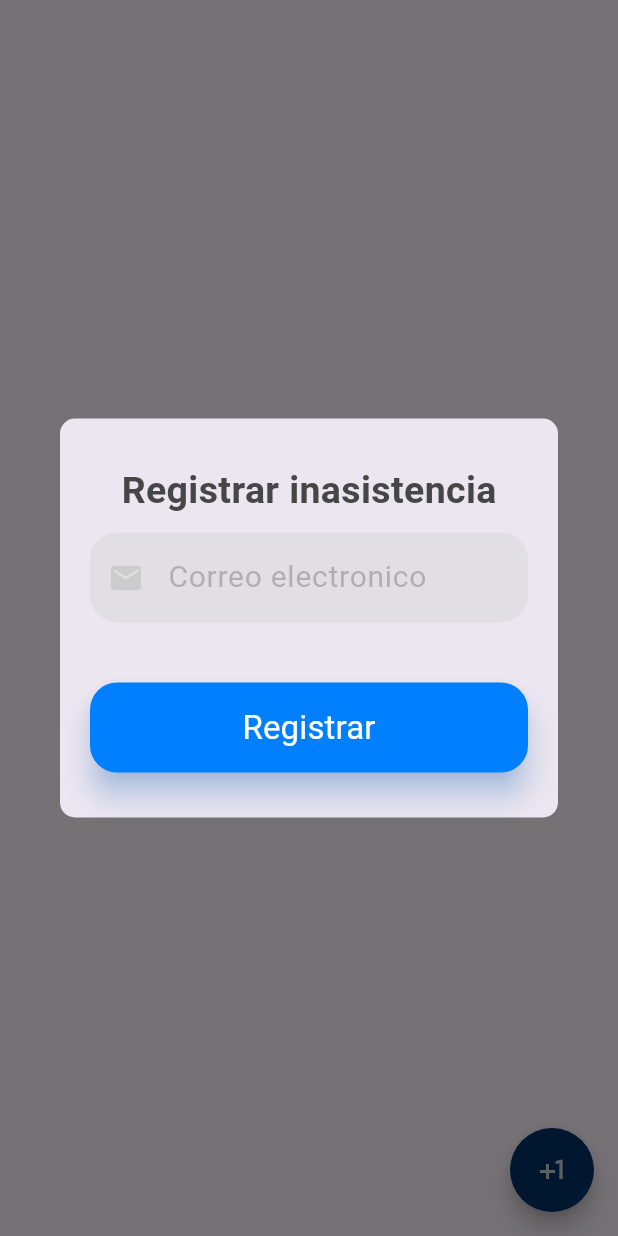
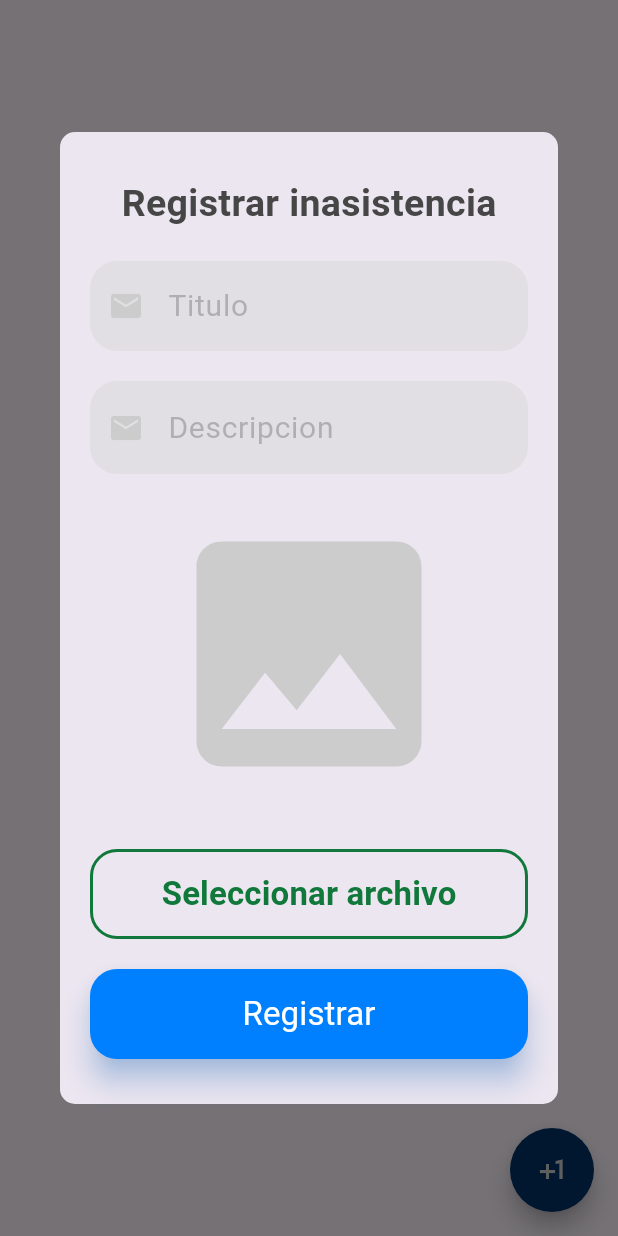
Before and after one commit to Yhiriend/recdat, a Flutter app: the AttendanceView screen opened directly, after a tap on the "plus one" icon, on a phone screen of 412 x 824 dp. Run offline on Flutter 3.47's test engine with Material 3 defaults, Android fonts, the phone set to English and light mode, and no system bars; drawn by our look-alikes of flutter_speed_dial; our stand-ins replace cloud_firestore, file_picker, firebase_auth, firebase_core, firebase_storage, google_nav_bar and 3 more; missing offline and left inert: flutter_pdfview; accounts and stored records are empty.

Commit message:
:sparkles: attendance: create attendance and save to a specific teacher

```diff
--- /dev/null
+++ b/lib/modules/attendance/model/attendance.model.dart
@@ -0,0 +1,39 @@
+class Attendance {
+  String uuid;
+  String title;
+  String description;
+  String createdAt;
+  String filepath;
+  String type;
+
+  Attendance({
+    required this.uuid,
+    required this.title,
+    required this.description,
+    required this.createdAt,
+    required this.filepath,
+    required this.type,
+  });
+
+  factory Attendance.fromMap(Map<String, dynamic> map) {
+    return Attendance(
+      uuid: map['uuid'] ?? '',
+      title: map['title'] ?? '',
+      description: map['description'] ?? '',
+      createdAt: map['createdAt'] ?? '',
+      filepath: map['filepath'] ?? '',
+      type: map['type'] ?? '',
+    );
+  }
+
+  Map<String, dynamic> toMap() {
+    return {
+      'uuid': uuid,
+      'title': title,
+      'description': description,
+      'createdAt': createdAt,
+      'filepath': filepath,
+      'type': type,
+    };
+  }
+}
--- a/lib/modules/attendance/widgets/modal_create_attendance.widget.dart
+++ b/lib/modules/attendance/widgets/modal_create_attendance.widget.dart
@@ -1,6 +1,9 @@
+import 'dart:io';
+
+import 'package:file_picker/file_picker.dart';
 import 'package:flutter/material.dart';
-import 'package:flutter/widgets.dart';
 import 'package:provider/provider.dart';
+import 'package:recdat/modules/attendance/model/attendance.model.dart';
 import 'package:recdat/modules/course/course.model.dart';
 import 'package:recdat/modules/course/providers/course.provider.dart';
 import 'package:recdat/modules/user/model/user.model.dart';
@@ -8,8 +11,9 @@ import 'package:recdat/modules/user/providers/teacher.provider.dart';
 import 'package:recdat/providers/auth.providers.dart';
 import 'package:recdat/shared/global-styles/recdat.styles.dart';
 import 'package:recdat/shared/widgets/recdat_button_async.dart';
+import 'package:recdat/shared/widgets/recdat_file_picker.dart';
 import 'package:recdat/shared/widgets/recdat_multiselect.dart';
-import 'package:recdat/shared/widgets/recdat_tagging.widget.dart';
+import 'package:recdat/shared/widgets/recdat_textarea.dart';
 import 'package:recdat/shared/widgets/recdat_textfield.dart';
 import 'package:recdat/utils/utils.dart';
 import 'package:uuid/uuid.dart';
@@ -24,12 +28,14 @@ class ModalCreateAttendanceWidget extends StatefulWidget {
 
 class _ModalCreateAttendanceWidgetState
     extends State<ModalCreateAttendanceWidget> {
-  final TextEditingController teacherNameController = TextEditingController();
+  final TextEditingController attendanceDescriptionController =
+      TextEditingController();
 
   final TextEditingController teacherSurnameController =
       TextEditingController();
 
-  final TextEditingController teacherEmailController = TextEditingController();
+  final TextEditingController attendanceTitleController =
+      TextEditingController();
 
   final TextEditingController teacherCoursesAsignedController =
       TextEditingController();
@@ -39,6 +45,8 @@ class _ModalCreateAttendanceWidgetState
 
   late List<CourseModel> _currentAreas = [];
   late List<CourseModel> _suggestionAreas = [];
+  File? _selectedFile;
+  String? _fileName;
 
   @override
   void initState() {
@@ -46,6 +54,27 @@ class _ModalCreateAttendanceWidgetState
     final courseProvider = Provider.of<CourseProvider>(context, listen: false);
     _suggestionAreas = courseProvider.courseList;
     _currentAreas = [];
+  }
+
+  Future<void> _openFilePicker() async {
+    FilePickerResult? result = await FilePicker.platform.pickFiles(
+      type: FileType.custom,
+      allowedExtensions: const ['pdf', 'jpg', 'png', 'jpeg'],
+      allowMultiple: false,
+    );
+
+    if (result != null && result.files.single.path != null) {
+      setState(() {
+        _selectedFile = File(result.files.single.path!);
+        _fileName = result.files.single.name;
+      });
+    }
+  }
+
+  _onFileChange(File file) {
+    setState(() {
+      _selectedFile = file;
+    });
   }
 
   void _handleTagChange(List<CourseModel> tags) {
@@ -73,15 +102,33 @@ class _ModalCreateAttendanceWidgetState
                     fontWeight: FontWeight.bold,
                     color: RecdatStyles.darkTextColor),
               ),
-              const SizedBox(height: 10),
+              const SizedBox(height: 20),
               RecdatTextfield(
                 icon: Icons.email,
-                placeholder: "Correo electronico",
-                controller: teacherEmailController,
+                placeholder: "Titulo",
+                controller: attendanceTitleController,
                 color: RecdatStyles.textFieldLight,
               ),
+              const SizedBox(height: 20),
+              RecdatTextarea(
+                icon: Icons.email,
+                placeholder: "Descripcion",
+                controller: attendanceDescriptionController,
+                color: RecdatStyles.textFieldLight,
+              ),
+              RecdatFilePicker(
+                defaultIcon: Icons.image,
+                visualiceText: "",
+                fileType: FileType.custom,
+                allowedExtensions: const ['pdf', 'jpg', 'png', 'jpeg'],
+                onChanged: (File? file) {
+                  if (file != null) {
+                    _onFileChange(file);
+                  }
+                },
+              ),
               const SizedBox(
-                height: 40,
+                height: 20,
               ),
               RecdatButtonAsync(
                 onPressed: () async {
@@ -89,25 +136,26 @@ class _ModalCreateAttendanceWidgetState
                       Provider.of<AuthProvider>(context, listen: false);
                   final teacherProvider =
                       Provider.of<TeacherProvider>(context, listen: false);
-                  final String defaultPassword =
-                      teacherEmailController.text.trim().split("@")[0];
-                  final teacher = UserModel(
-                      name: teacherNameController.text.trim().toUpperCase(),
-                      surname:
-                          teacherSurnameController.text.trim().toUpperCase(),
-                      email: teacherEmailController.text.trim().toLowerCase(),
-                      rol: UserRole.teacher.value,
+
+                  Attendance attendance = Attendance(
+                      uuid: const Uuid().v4(),
+                      title:
+                          attendanceTitleController.text.trim().toUpperCase(),
+                      description: attendanceDescriptionController.text.trim(),
                       createdAt: RecdatDateUtils.currentDate(),
-                      updatedAt: RecdatDateUtils.currentDate(),
-                      password: defaultPassword,
-                      uid: const Uuid().v4(),
-                      isActive: true,
-                      courses: _currentAreas);
+                      filepath: "",
+                      type: "NON-ATTENDANCE");
                   final userUid = authProvider.user?.uid ?? "";
+                  if (_selectedFile != null) {
+                    await teacherProvider
+                        .uploadAttendanceFile(context, _selectedFile!, userUid)
+                        .then((value) {
+                      attendance.filepath = value;
+                    });
+                  }
                   await teacherProvider
-                      .addTeacher(context, teacher, userUid)
-                      .then((_) async {
-                    await teacherProvider.fetchUsers(context, userUid);
+                      .addAttendance(context, userUid, attendance)
+                      .then((_) {
                     Navigator.of(context).pop();
                   });
                 },
--- a/lib/modules/user/model/user.model.dart
+++ b/lib/modules/user/model/user.model.dart
@@ -1,3 +1,4 @@
+import 'package:recdat/modules/attendance/model/attendance.model.dart';
 import 'package:recdat/modules/course/course.model.dart';
 
 class UserRole {
@@ -23,6 +24,7 @@ class UserModel {
   String? profilePic;
   bool isActive;
   List<CourseModel>? courses;
+  List<Attendance>? attendances;
   String password;
 
   UserModel(
@@ -38,6 +40,7 @@ class UserModel {
       this.updatedAt,
       this.profilePic,
       this.courses,
+      this.attendances,
       required this.isActive,
       required this.password});
 
@@ -59,6 +62,10 @@ class UserModel {
             ? List<CourseModel>.from((map['courses'] as List)
                 .map((item) => CourseModel.fromMap(item)))
             : [],
+        attendances: map['attendances'] != null
+            ? List<Attendance>.from((map['attendances'] as List)
+                .map((item) => Attendance.fromMap(item)))
+            : [],
         password: map['password'] ?? '');
   }
 
@@ -77,6 +84,8 @@ class UserModel {
       "profilePic": profilePic,
       "isActive": isActive,
       "courses": courses?.map((course) => course.toMap()).toList(),
+      'attendances':
+          attendances?.map((attendance) => attendance.toMap()).toList(),
       "password": password,
     };
   }
--- a/lib/shared/widgets/recdat_file_picker.dart
+++ b/lib/shared/widgets/recdat_file_picker.dart
@@ -10,9 +10,13 @@ class RecdatFilePicker extends StatefulWidget {
   final FileType fileType;
   final List<String>? allowedExtensions;
   final Function(File?) onChanged;
+  final IconData? defaultIcon;
+  final String? visualiceText;
 
   const RecdatFilePicker({
     Key? key,
+    this.visualiceText,
+    this.defaultIcon,
     required this.fileType,
     this.allowedExtensions,
     required this.onChanged,
@@ -25,6 +29,8 @@ class RecdatFilePicker extends StatefulWidget {
 class _RecdatFilePickerState extends State<RecdatFilePicker> {
   File? _selectedFile;
   String? _fileName;
+  IconData? _defaultIcon;
+  String? _visualiceText;
 
   Future<void> _openFilePicker() async {
     FilePickerResult? result = await FilePicker.platform.pickFiles(
@@ -51,8 +57,18 @@ class _RecdatFilePickerState extends State<RecdatFilePicker> {
     );
   }
 
+  void _removeFile() {
+    setState(() {
+      _selectedFile = null;
+      _fileName = null;
+    });
+    widget.onChanged(null);
+  }
+
   @override
   Widget build(BuildContext context) {
+    _defaultIcon = widget.defaultIcon;
+    _visualiceText = widget.visualiceText;
     return Column(
       crossAxisAlignment: CrossAxisAlignment.start,
       children: [
@@ -61,25 +77,34 @@ class _RecdatFilePickerState extends State<RecdatFilePicker> {
           Column(
             crossAxisAlignment: CrossAxisAlignment.start,
             children: [
-              Text(
-                'Nombre del archivo: $_fileName',
-                style: const TextStyle(fontWeight: FontWeight.bold),
+              Row(
+                mainAxisAlignment: MainAxisAlignment.spaceBetween,
+                children: [
+                  Text(
+                    _truncateText(_fileName ?? "", 30),
+                    style: const TextStyle(fontWeight: FontWeight.bold),
+                  ),
+                  IconButton(
+                    icon: const Icon(Icons.delete, color: Colors.red),
+                    onPressed: _removeFile,
+                  ),
+                ],
               ),
               const SizedBox(height: 10),
               _buildPreview(),
             ],
           ),
         if (_selectedFile == null)
-          const Center(
+          Center(
             child: Icon(
-              Icons.date_range,
+              _defaultIcon ?? Icons.date_range,
               color: RecdatStyles.defaultTextColor,
               size: 200,
             ),
           ),
         const SizedBox(height: 20),
         if (_fileName != null)
-          const Text(
+          Text(_visualiceText ??
               "Para visualizar el contenido presiona sobre el icono PDF"),
         const SizedBox(
           height: 10,
@@ -93,6 +118,13 @@ class _RecdatFilePickerState extends State<RecdatFilePicker> {
         ),
       ],
     );
+  }
+
+  String _truncateText(String text, int maxLetters) {
+    if (text.length <= maxLetters) {
+      return text;
+    }
+    return '${text.substring(0, maxLetters)}...';
   }
 
   String getFileExtension(String fileName) {
--- /dev/null
+++ b/lib/shared/widgets/recdat_textarea.dart
@@ -0,0 +1,94 @@
+import 'package:flutter/material.dart';
+import 'package:recdat/shared/global-styles/recdat.styles.dart';
+
+class RecdatTextarea extends StatefulWidget {
+  final String placeholder;
+  final IconData? icon;
+  final String? color;
+  final String? Function(String?)? validator;
+  final TextEditingController controller;
+  final bool enabled;
+
+  const RecdatTextarea({
+    Key? key,
+    this.enabled = true,
+    required this.placeholder,
+    required this.controller,
+    this.icon,
+    this.validator,
+    this.color = RecdatStyles.textFieldDark,
+  }) : super(key: key);
+
+  @override
+  // ignore: library_private_types_in_public_api
+  _RecdatTextareaState createState() => _RecdatTextareaState();
+}
+
+class _RecdatTextareaState extends State<RecdatTextarea> {
+  bool _hasError = false;
+  late TextEditingController _controller;
+
+  @override
+  void initState() {
+    super.initState();
+    _controller = widget.controller;
+  }
+
+  @override
+  Widget build(BuildContext context) {
+    return Container(
+      constraints: BoxConstraints(
+        maxHeight: _hasError
+            ? RecdatStyles.textFieldHeight * 5 + 25
+            : RecdatStyles.textFieldHeight * 5,
+        minHeight: RecdatStyles.textFieldHeight,
+      ),
+      child: Stack(
+        children: [
+          TextFormField(
+            enabled: widget.enabled,
+            controller: _controller,
+            cursorColor: RecdatStyles.cursorColor,
+            maxLines: null,
+            style: widget.enabled
+                ? TextStyle(
+                    color: widget.color == RecdatStyles.textFieldLight
+                        ? RecdatStyles.blueDarkColor
+                        : RecdatStyles.defaultTextColor,
+                    fontSize: RecdatStyles.textFieldFontSize,
+                  )
+                : const TextStyle(
+                    color: RecdatStyles.defaultTextColor,
+                    fontSize: RecdatStyles.textFieldFontSize),
+            decoration: InputDecoration(
+              hintText: widget.placeholder,
+              hintStyle: const TextStyle(color: RecdatStyles.hintTextColorDark),
+              border: OutlineInputBorder(
+                borderRadius: BorderRadius.circular(RecdatStyles.borderRadius),
+                borderSide: BorderSide.none,
+              ),
+              fillColor: widget.color == RecdatStyles.textFieldLight
+                  ? RecdatStyles.textFieldColorGray
+                  : RecdatStyles.textFieldColorBlue,
+              filled: true,
+              prefixIcon: widget.icon != null
+                  ? Icon(
+                      widget.icon,
+                      color: RecdatStyles.defaultColor,
+                    )
+                  : null,
+            ),
+            validator: (value) {
+              setState(() {
+                _hasError = widget.validator != null &&
+                    widget.validator!(value) != null;
+              });
+              return widget.validator != null ? widget.validator!(value) : null;
+            },
+            keyboardType: TextInputType.multiline,
+          ),
+        ],
+      ),
+    );
+  }
+}
```
Also changed, not shown: lib/modules/user/providers/teacher.provider.dart (+134 -0 lines).
